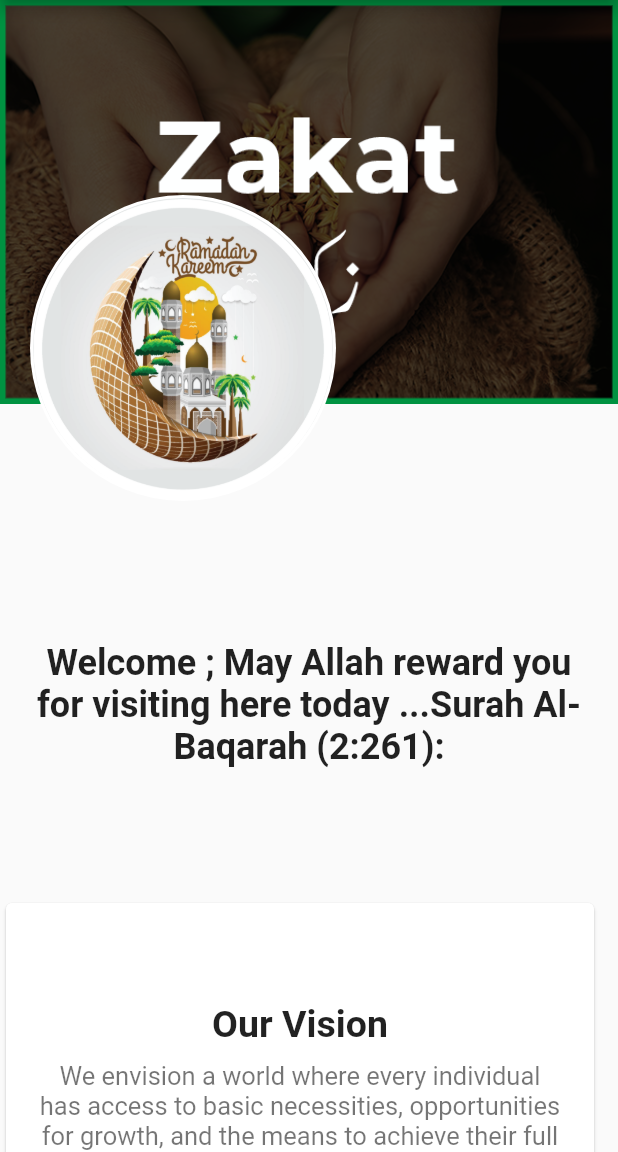
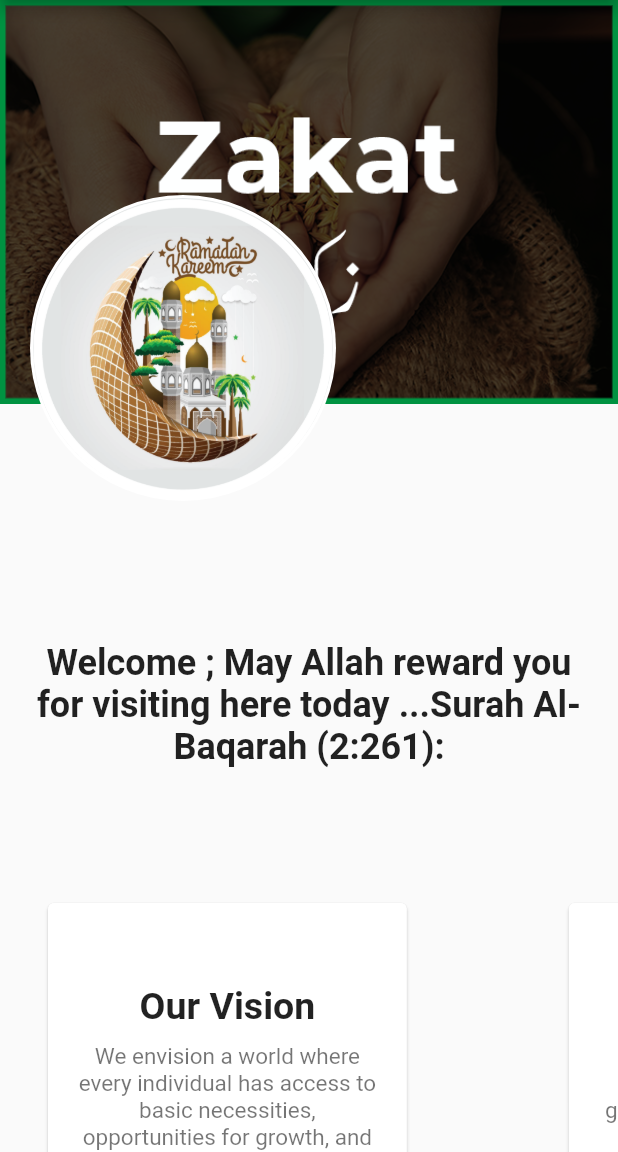
Before and after one commit to Akaiso/zakat-jahada, a Flutter app: the screen it shows after launch, on a phone screen of 412 x 824 dp, the part 84-1236 px from its top. Run offline on Flutter 3.47's test engine with Material 2 defaults, Android fonts, the phone set to English and light mode, and no system bars; drawn by our look-alikes of auto_size_text; our stand-ins replace image_picker.

Commit message:
homepage UI update on mission and vision cards for responsiveness

```diff
--- a/lib/view/HomePage.dart
+++ b/lib/view/HomePage.dart
@@ -61,12 +61,14 @@ class HomePage extends StatelessWidget {
             const SizedBox(height: 50),
             SingleChildScrollView(
               scrollDirection: Axis.horizontal,
-              child: Row(
-                mainAxisAlignment: MainAxisAlignment.spaceAround,
+              child: Padding(
+                padding: const EdgeInsets.symmetric(horizontal: 28.0),
+                child: Wrap(
+                  direction: Axis.horizontal,
                   children: [
                     SizedBox(
                       height: 300,
-                    width: 400,
+                      width: MediaQuery.of(context).size.width * 0.6,
                       child: Card(
                         child: Padding(
                           padding: const EdgeInsets.all(20.0),
@@ -100,7 +102,7 @@ class HomePage extends StatelessWidget {
                     const SizedBox(width: 100),
                     SizedBox(
                       height: 300,
-                    width: 400,
+                      width: MediaQuery.of(context).size.width * 0.6,
                       child: Card(
                         child: Padding(
                           padding: const EdgeInsets.all(20.0),
@@ -130,6 +132,7 @@ class HomePage extends StatelessWidget {
                       ),
                     ),
                   ],
+                ),
               ),
             ),
             const SizedBox(height: 50),
```
Lines whose indentation alone changed are shown as unchanged.
